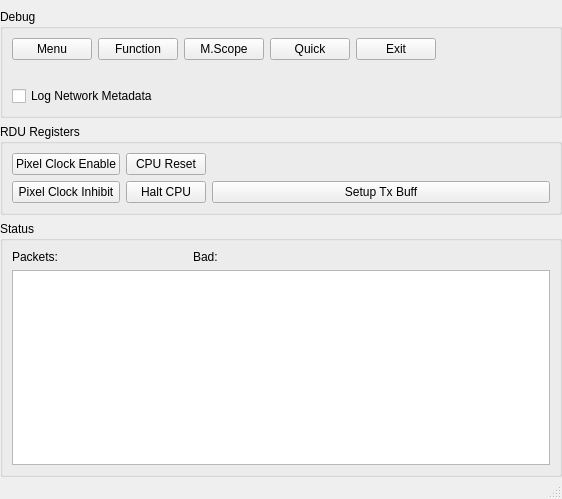
Qt form mainwindow.ui (mckaymatthew/rdu3) before a commit.
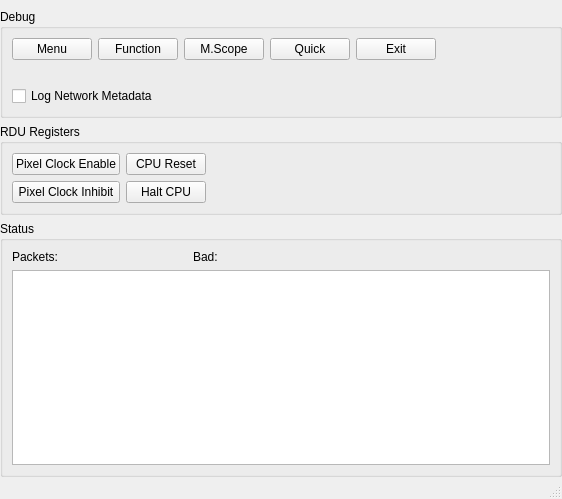
The same form after that commit.

Commit message: Pulling apart main class

Diff of the .ui file:
```diff
--- a/mainwindow.ui
+++ b/mainwindow.ui
@@ -161,13 +161,6 @@
          </property>
         </widget>
        </item>
-       <item row="1" column="3">
-        <widget class="QPushButton" name="targetDynamic">
-         <property name="text">
-          <string>Setup Tx Buff</string>
-         </property>
-        </widget>
-       </item>
        <item row="0" column="3">
         <spacer name="horizontalSpacer">
          <property name="orientation">
```
The commit also changes 7 other files.
